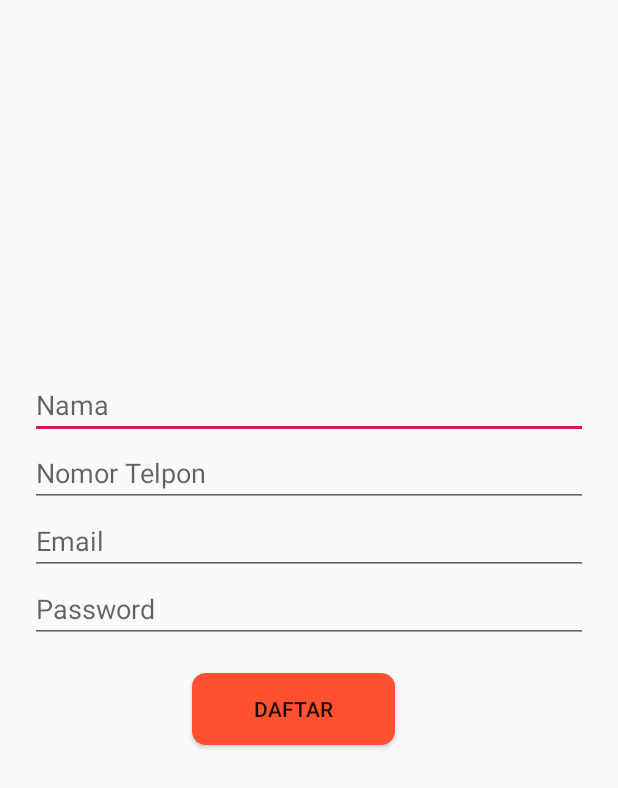
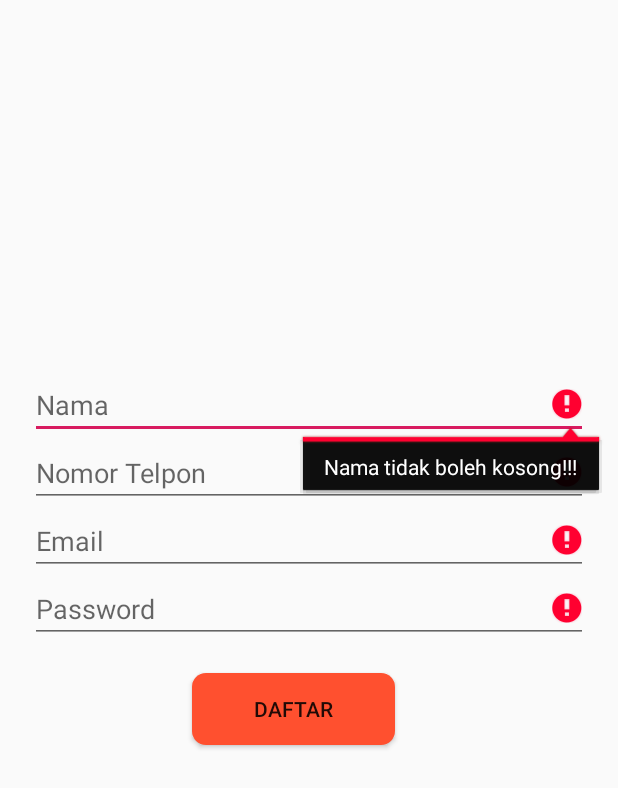
Before and after one commit to iniyasin/AntrianTiket-master, an Android app: the DaftarActivity screen opened directly, with no data from a screen before it, after a tap on "DAFTAR", on a phone screen of 412 x 824 dp. Shown: the top 788 px of the screen. Run offline under Robolectric (Android 15) with nearby library versions, the phone set to English and light mode, and no system bars; our stand-ins replace Volley.

```diff
--- a/app/src/main/java/com/kilasbalik/antriantiket/DaftarActivity.java
+++ b/app/src/main/java/com/kilasbalik/antriantiket/DaftarActivity.java
@@ -9,6 +9,13 @@ import android.view.View;
 import android.widget.Button;
 import android.widget.EditText;
 import android.widget.Toast;
+
+import com.android.volley.Request;
+import com.android.volley.Response;
+import com.android.volley.toolbox.StringRequest;
+
+import org.json.JSONException;
+import org.json.JSONObject;
 
 import java.util.HashMap;
 
@@ -34,6 +41,18 @@ public class DaftarActivity extends AppCompatActivity {
         btn_daftar.setOnClickListener(new View.OnClickListener() {
             @Override
             public void onClick(View view) {
+                if (nama.getText().toString().trim().equals("")){
+                    nama.setError("Nama tidak boleh kosong!!!");
+                }
+                if (notelp.getText().toString().trim().equals("")){
+                    notelp.setError("Nomor Telepon tidak boleh kosong!!!");
+                }
+                if (email.getText().toString().trim().equals("")){
+                    email.setError("Nama tidak boleh kosong!!!");
+                }
+                if (password.getText().toString().trim().equals("")){
+                    password.setError("Nama tidak boleh kosong!!!");
+                }
                Daftar();
             }
         });
@@ -75,6 +94,7 @@ public class DaftarActivity extends AppCompatActivity {
                 return rh.sendPostRequest(Konfigurasi.URL_DAFTAR, params);
             }
         }
+
         Daftar da = new Daftar();
         da.execute();
     }
```
Also changed, not shown: app/src/main/java/com/kilasbalik/antriantiket/Konfigurasi.java (+9 -8 lines), app/src/main/java/com/kilasbalik/antriantiket/LoginActivity.java (+15 -2 lines), app/src/main/java/com/kilasbalik/antriantiket/MainActivity.java (+11 -0 lines).
